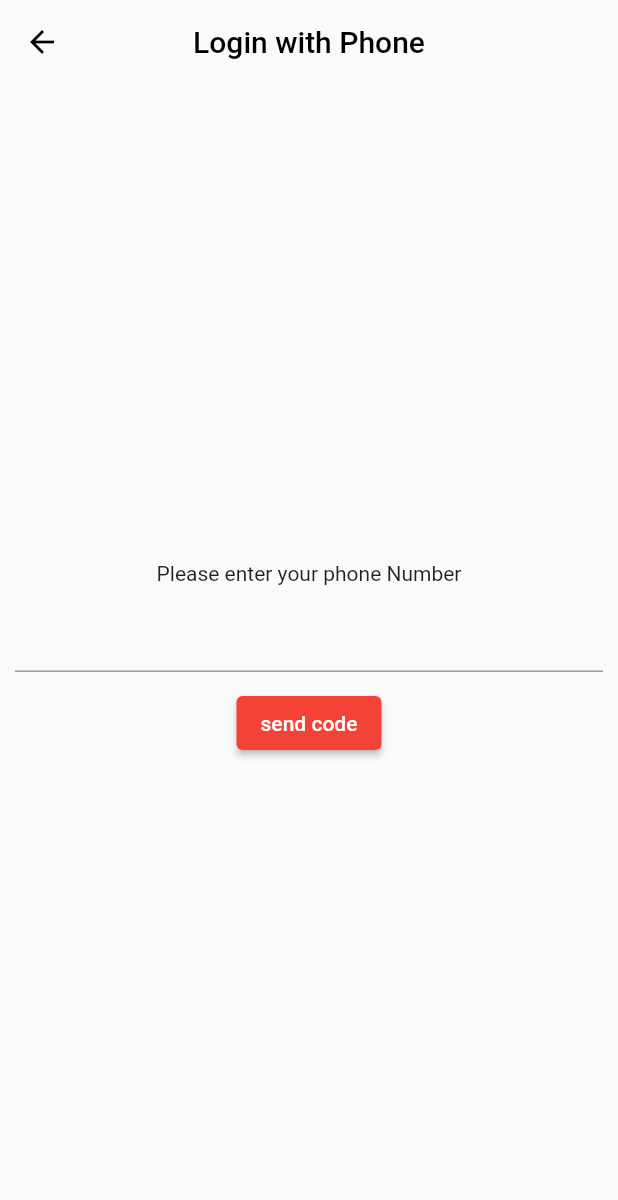
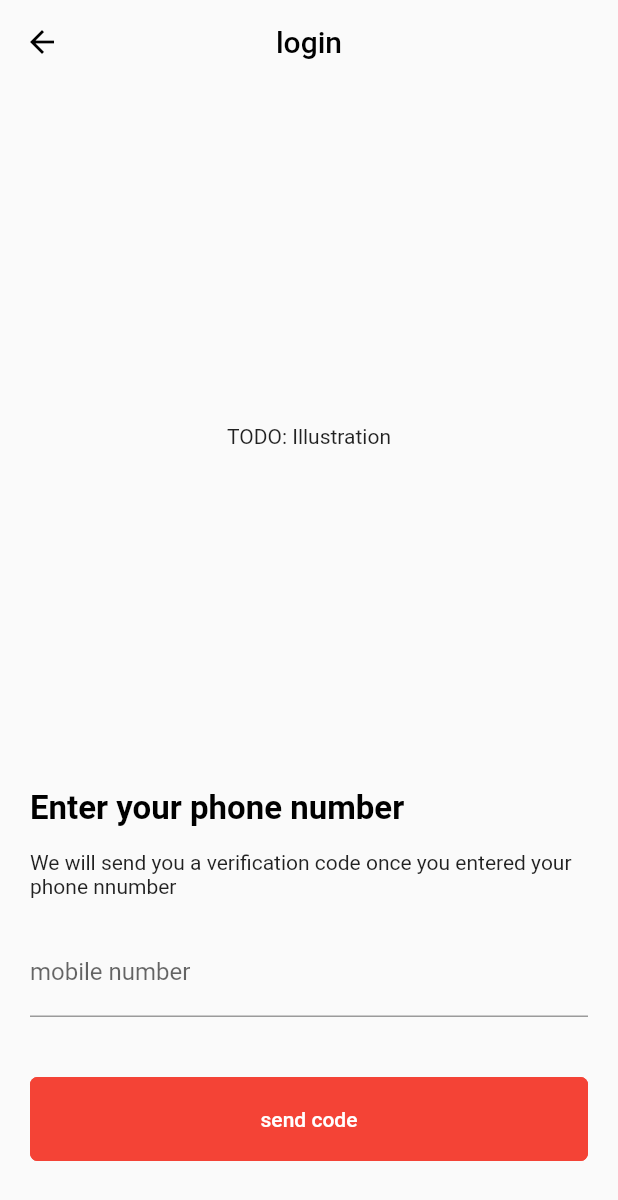
Before and after one commit to tim200002/fingerfunke-app, a Flutter app: the screen it shows after launch, after a tap on "Login or create new Account", on a phone screen of 412 x 824 dp. Shown: the top 1200 px of the screen. Run offline on Flutter 3.47's test engine with Material 2 defaults, Android fonts, the phone set to English and light mode, and no system bars; our stand-ins replace bloc, cloud_firestore, equatable, firebase_auth, firebase_core, flutter_bloc and 3 more; accounts and stored records are empty.

Commit message:
worked on Login UI

```diff
--- a/lib/utils/app_theme.dart
+++ b/lib/utils/app_theme.dart
@@ -2,13 +2,27 @@ import 'package:flutter/material.dart';
 
 class AppTheme {
   static final mainTheme = ThemeData(
+      textButtonTheme: TextButtonThemeData(
+          style: ButtonStyle(
+              padding: MaterialStateProperty.all<EdgeInsets>(
+                  const EdgeInsets.all(20)))),
+      elevatedButtonTheme: ElevatedButtonThemeData(
+          style: ButtonStyle(
+              elevation: MaterialStateProperty.all<double>(0),
+              padding: MaterialStateProperty.all<EdgeInsets>(
+                  const EdgeInsets.all(20)),
+              shape: MaterialStateProperty.all<RoundedRectangleBorder>(
+                  RoundedRectangleBorder(
+                      borderRadius: BorderRadius.circular(5.0),
+                      side: const BorderSide(color: Colors.red))))),
       colorScheme: ColorScheme.light(
           primary: Colors.red,
           secondary: Colors.teal[100]!,
           onSecondary: Colors.black),
-      appBarTheme: const AppBarTheme(
-          elevation: 0,
-          centerTitle: true,
-          backgroundColor: Colors.transparent,
-          foregroundColor: Colors.black));
+      textTheme: TextTheme(
+          headline4: TextStyle(
+              fontWeight: FontWeight.bold, fontSize: 22, color: Colors.black)),
+      appBarTheme: const AppBarTheme(elevation: 0, centerTitle: true, backgroundColor: Colors.transparent, foregroundColor: Colors.black));
+
+  static const double PADDING_SIDE = 20;
 }
--- /dev/null
+++ b/lib/utils/shared_widgets.dart
@@ -0,0 +1 @@
+class SharedWidgets {}
--- a/lib/view/home/view/home_view.dart
+++ b/lib/view/home/view/home_view.dart
@@ -1,3 +1,4 @@
+import 'package:fingerfunke_app/utils/app_theme.dart';
 import 'package:fingerfunke_app/utils/dev_tools.dart';
 import 'package:fingerfunke_app/view/post_feed/view/post_feed_view.dart';
 import 'package:fingerfunke_app/view/saved/view/saved_page.dart';
@@ -51,8 +52,7 @@ class HomeView extends StatelessWidget {
         ],
       ),
       body: const Padding(
-        // todo define global edge padding
-        padding: EdgeInsets.symmetric(horizontal: 20),
+        padding: EdgeInsets.symmetric(horizontal: AppTheme.PADDING_SIDE),
         child: PostFeedView(),
       ),
       floatingActionButtonLocation: FloatingActionButtonLocation.centerDocked,
--- a/lib/view/phone_login/view/enter_phone_number_view.dart
+++ b/lib/view/phone_login/view/enter_phone_number_view.dart
@@ -14,12 +14,20 @@ class EnterPhoneNumberView extends StatelessWidget {
     return Form(
       key: _formKey,
       child: Column(
-        mainAxisAlignment: MainAxisAlignment.center,
+        crossAxisAlignment: CrossAxisAlignment.stretch,
         children: [
-          const Text("Please enter your phone Number"),
+          Text(
+            "Enter your phone number",
+            style: Theme.of(context).textTheme.headline4,
+          ),
           Padding(
-            padding: const EdgeInsets.all(10),
+              padding: const EdgeInsets.only(bottom: 20, top: 15),
+              child: Text(
+                  "We will send you a verification code once you entered your phone nnumber")),
+          Padding(
+            padding: const EdgeInsets.only(bottom: 40),
             child: TextFormField(
+              decoration: const InputDecoration(labelText: "mobile number"),
               keyboardType: TextInputType.phone,
               validator: (number) => FormValidator.validatePhoneNumber(number),
               controller: _phoneInputController,
@@ -30,10 +38,7 @@ class EnterPhoneNumberView extends StatelessWidget {
             return state.maybeWhen(
               enterPhoneNumber: (isLoading) {
                 if (isLoading) {
-                  return const ElevatedButton(
-                    onPressed: null,
-                    child: CircularProgressIndicator.adaptive(),
-                  );
+                  return Center(child: CircularProgressIndicator.adaptive());
                 } else {
                   return ElevatedButton(
                     onPressed: () {
--- a/lib/view/phone_login/view/phone_login_page.dart
+++ b/lib/view/phone_login/view/phone_login_page.dart
@@ -1,3 +1,4 @@
+import 'package:fingerfunke_app/utils/app_theme.dart';
 import 'package:fingerfunke_app/view/phone_login/cubit/phone_login_cubit.dart';
 import 'package:fingerfunke_app/view/phone_login/view/authenticated_view.dart';
 import 'package:fingerfunke_app/view/phone_login/view/enter_code_view.dart';
@@ -16,10 +17,21 @@ class PhoneLoginPage extends StatelessWidget {
   Widget build(BuildContext context) {
     return Scaffold(
       appBar: AppBar(
-        title: const Text("Login with Phone"),
+        title: const Text("login"),
       ),
       body: SafeArea(
-        child: BlocProvider<PhoneLoginCubit>(
+        child: Padding(
+          padding: const EdgeInsets.only(
+              left: AppTheme.PADDING_SIDE,
+              right: AppTheme.PADDING_SIDE,
+              bottom: 50),
+          child: Column(
+            children: [
+              Expanded(
+                  child: Center(
+                child: Text("TODO: Illustration"),
+              )),
+              BlocProvider<PhoneLoginCubit>(
                 create: (BuildContext context) => PhoneLoginCubit(),
                 child: BlocBuilder<PhoneLoginCubit, PhoneLoginState>(
                   // only for rebuild between different screens therefore only when real class changes
@@ -33,6 +45,9 @@ class PhoneLoginPage extends StatelessWidget {
                   },
                 ),
               ),
+            ],
+          ),
+        ),
       ),
     );
   }
--- a/lib/view/unauthenticated/view/unauthenticated_page.dart
+++ b/lib/view/unauthenticated/view/unauthenticated_page.dart
@@ -10,32 +10,58 @@ class UnauthenticatedPage extends StatelessWidget {
     return MaterialPageRoute<void>(builder: (_) => const UnauthenticatedPage());
   }
 
+  Widget _heroSection(BuildContext context) => Padding(
+      padding: const EdgeInsets.all(20),
+      child: Column(
+          mainAxisSize: MainAxisSize.min,
+          crossAxisAlignment: CrossAxisAlignment.center,
+          children: const [
+            Text(
+              "Hi!",
+              style: TextStyle(
+                fontSize: 50,
+                fontWeight: FontWeight.bold,
+              ),
+            ),
+            Text("welcome to fingerfunke",
+                style: TextStyle(
+                  fontSize: 15,
+                  fontWeight: FontWeight.bold,
+                ))
+          ]));
+
+  Widget _loginSection(BuildContext context) => Padding(
+      padding: EdgeInsets.all(20),
+      child: Column(
+        mainAxisAlignment: MainAxisAlignment.center,
+        crossAxisAlignment: CrossAxisAlignment.stretch,
+        children: [
+          ElevatedButton(
+            onPressed: () => Navigator.of(context).push(PhoneLoginPage.route()),
+            child: const Text("Login or create new Account"),
+          ),
+          TextButton(
+            onPressed: () {
+              AuthenticaionRepositoryImpl().signInAnonymously().onError(
+                  (_, __) =>
+                      Tools.showSnackbar(context, "Oops something went wrong"));
+            },
+            child: const Text("skip"),
+          )
+        ],
+      ));
+
   @override
   Widget build(BuildContext context) {
     return Scaffold(
       appBar: AppBar(),
       body: SafeArea(
-        child: Column(
-          mainAxisAlignment: MainAxisAlignment.center,
-          crossAxisAlignment: CrossAxisAlignment.center,
-          children: [
-            const Text("Hi thanks for choosing Finkerfunke"),
-            ElevatedButton(
-              onPressed: () =>
-                  Navigator.of(context).push(PhoneLoginPage.route()),
-              child: const Text("Login or create new Account"),
-            ),
-            ElevatedButton(
-              onPressed: () {
-                AuthenticaionRepositoryImpl().signInAnonymously().onError((_,
-                        __) =>
-                    Tools.showSnackbar(context, "Oops something went wrong"));
-              },
-              child: const Text("I don't need an Account"),
-            )
-          ],
-        ),
-      ),
+          child: Column(
+        children: [
+          Expanded(child: Center(child: _heroSection(context))),
+          _loginSection(context)
+        ],
+      )),
     );
   }
 }
```
Lines whose indentation alone changed are shown as unchanged.
